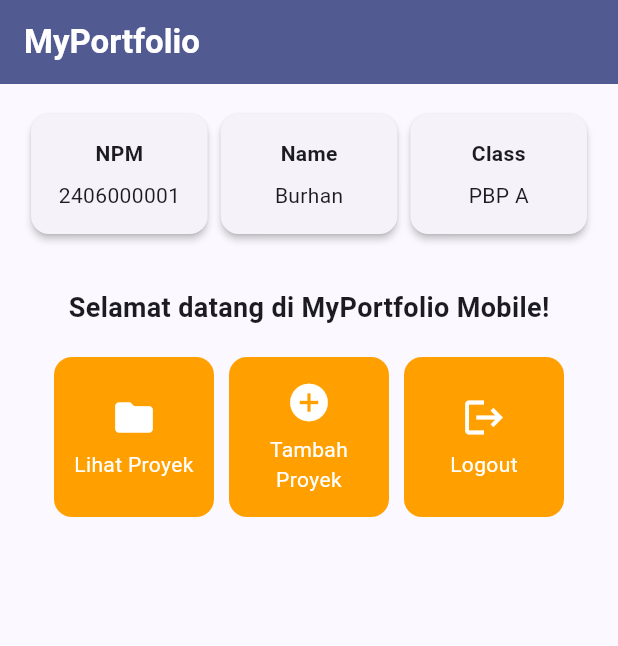
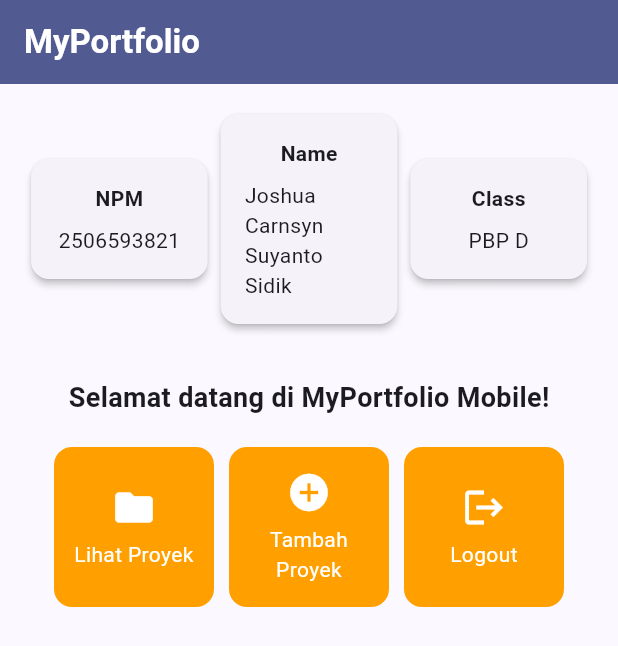
Before and after one commit to J0CSS/myportofolio_mobile, a Flutter app: the screen it shows after launch, on a phone screen of 412 x 824 dp. Shown: the top 646 px of the screen. Run offline on Flutter 3.47's test engine with Material 3 defaults, Android fonts, the phone set to English and light mode, and no system bars.

Commit message:
feat(profile): mengubah data burhan nama, npm, dan kelas dengan data diri

```diff
--- a/lib/menu.dart
+++ b/lib/menu.dart
@@ -3,9 +3,9 @@ import 'package:flutter/material.dart';
 class MyHomePage extends StatelessWidget {
   MyHomePage({super.key});
 
-  final String npm = "2406000001";
-  final String nama = "Burhan";
-  final String kelas = "PBP A";
+  final String npm = "2506593821";
+  final String nama = "Joshua Carnsyn Suyanto Sidik";
+  final String kelas = "PBP D";
 
   final List<ItemHomepage> items = [
     ItemHomepage("Lihat Proyek", Icons.folder),
```
